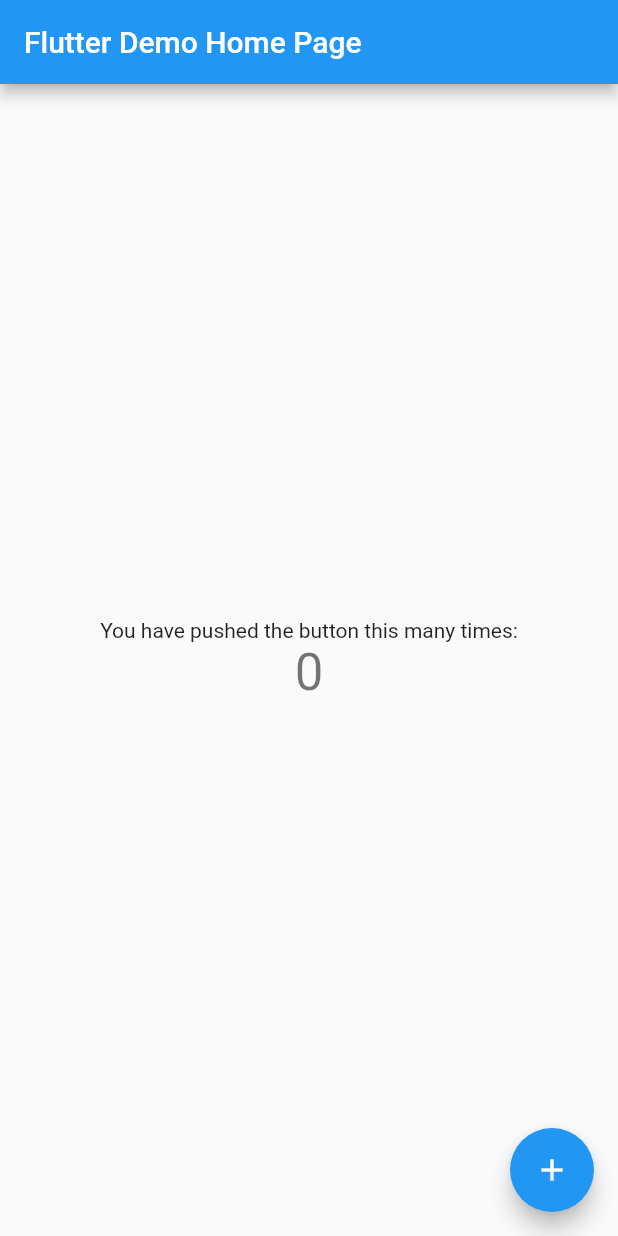
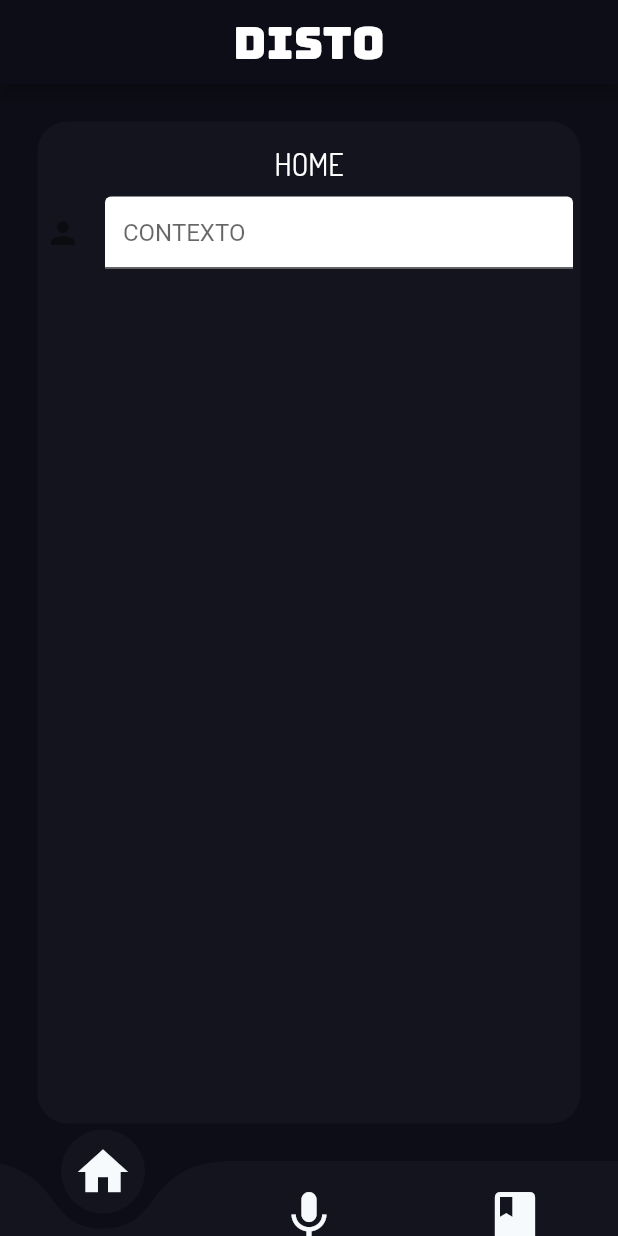
Before and after one commit to mromoc1/DISTO_mobile, a Flutter app: the screen it shows after launch, on a phone screen of 412 x 824 dp. Run offline on Flutter 3.47's test engine with Material 2 defaults, Android fonts, the phone set to English and light mode, and no system bars; drawn by our look-alikes of curved_navigation_bar.

Commit message:
Desarrollo GUI

```diff
--- a/lib/main.dart
+++ b/lib/main.dart
@@ -1,115 +1,91 @@
+// ignore_for_file: camel_case_types
+
 import 'package:flutter/material.dart';
+import 'package:curved_navigation_bar/curved_navigation_bar.dart';
 
-void main() {
-  runApp(const MyApp());
-}
+import 'views/book_page.dart';
+import 'views/home_page.dart';
+import 'views/prediction_page.dart';
 
-class MyApp extends StatelessWidget {
-  const MyApp({Key? key}) : super(key: key);
+void main() => runApp(
+    const rmiApp()); //funcion que no devuelve nada y ejecuta el primer widget de la aplicacion
 
-  // This widget is the root of your application.
+class rmiApp extends StatelessWidget {
+  const rmiApp({Key? key}) : super(key: key);
+
   @override
   Widget build(BuildContext context) {
+    //aca se construye lo que contiene el widget principal
     return MaterialApp(
-      title: 'Flutter Demo',
-      theme: ThemeData(
-        // This is the theme of your application.
-        //
-        // Try running your application with "flutter run". You'll see the
-        // application has a blue toolbar. Then, without quitting the app, try
-        // changing the primarySwatch below to Colors.green and then invoke
-        // "hot reload" (press "r" in the console where you ran "flutter run",
-        // or simply save your changes to "hot reload" in a Flutter IDE).
-        // Notice that the counter didn't reset back to zero; the application
-        // is not restarted.
-        primarySwatch: Colors.blue,
-      ),
-      home: const MyHomePage(title: 'Flutter Demo Home Page'),
+      //material define un patron de diseno de google
+      title: "clienteRMI",
+      home:
+          Inicio(), //indica cual es el widget que se va a mostrar en la pagina de incio
     );
   }
 }
 
-class MyHomePage extends StatefulWidget {
-  const MyHomePage({Key? key, required this.title}) : super(key: key);
-
-  // This widget is the home page of your application. It is stateful, meaning
-  // that it has a State object (defined below) that contains fields that affect
-  // how it looks.
-
-  // This class is the configuration for the state. It holds the values (in this
-  // case the title) provided by the parent (in this case the App widget) and
-  // used by the build method of the State. Fields in a Widget subclass are
-  // always marked "final".
-
-  final String title;
+class Inicio extends StatefulWidget {
+  Inicio({Key? key}) : super(key: key);
 
   @override
-  State<MyHomePage> createState() => _MyHomePageState();
+  State<Inicio> createState() => _InicioState();
 }
 
-class _MyHomePageState extends State<MyHomePage> {
-  int _counter = 0;
-
-  void _incrementCounter() {
-    setState(() {
-      // This call to setState tells the Flutter framework that something has
-      // changed in this State, which causes it to rerun the build method below
-      // so that the display can reflect the updated values. If we changed
-      // _counter without calling setState(), then the build method would not be
-      // called again, and so nothing would appear to happen.
-      _counter++;
-    });
-  }
+class _InicioState extends State<Inicio> {
+  int _page = 0;
+  final GlobalKey _bottomNavigationKey = GlobalKey();
+  final paginas = [
+    HomePage(),
+    PredictionPage(),
+    BookPage(),
+  ];
 
   @override
   Widget build(BuildContext context) {
-    // This method is rerun every time setState is called, for instance as done
-    // by the _incrementCounter method above.
-    //
-    // The Flutter framework has been optimized to make rerunning build methods
-    // fast, so that you can just rebuild anything that needs updating rather
-    // than having to individually change instances of widgets.
     return Scaffold(
       appBar: AppBar(
-        // Here we take the value from the MyHomePage object that was created by
-        // the App.build method, and use it to set our appbar title.
-        title: Text(widget.title),
-      ),
-      body: Center(
-        // Center is a layout widget. It takes a single child and positions it
-        // in the middle of the parent.
-        child: Column(
-          // Column is also a layout widget. It takes a list of children and
-          // arranges them vertically. By default, it sizes itself to fit its
-          // children horizontally, and tries to be as tall as its parent.
-          //
-          // Invoke "debug painting" (press "p" in the console, choose the
-          // "Toggle Debug Paint" action from the Flutter Inspector in Android
-          // Studio, or the "Toggle Debug Paint" command in Visual Studio Code)
-          // to see the wireframe for each widget.
-          //
-          // Column has various properties to control how it sizes itself and
-          // how it positions its children. Here we use mainAxisAlignment to
-          // center the children vertically; the main axis here is the vertical
-          // axis because Columns are vertical (the cross axis would be
-          // horizontal).
-          mainAxisAlignment: MainAxisAlignment.center,
-          children: <Widget>[
-            const Text(
-              'You have pushed the button this many times:',
-            ),
-            Text(
-              '$_counter',
-              style: Theme.of(context).textTheme.headline4,
-            ),
-          ],
+        backgroundColor: const Color(0xFF0D0D17),
+        title: Center(
+          child: Text(
+            ' DISTO ',
+            style: TextStyle(fontSize: 30, fontFamily: 'Bungee'),
+          ),
         ),
       ),
-      floatingActionButton: FloatingActionButton(
-        onPressed: _incrementCounter,
-        tooltip: 'Increment',
-        child: const Icon(Icons.add),
-      ), // This trailing comma makes auto-formatting nicer for build methods.
+      bottomNavigationBar: CurvedNavigationBar(
+        key: _bottomNavigationKey,
+        index: 0,
+        height: 50.0,
+        items: const <Widget>[
+          Icon(
+            Icons.home,
+            size: 40,
+            color: Color(0xFFF6FAFC),
+          ),
+          Icon(
+            Icons.mic,
+            size: 40,
+            color: Color(0xFFF6FAFC),
+          ),
+          Icon(
+            Icons.book,
+            size: 40,
+            color: Color(0xFFF6FAFC),
+          ),
+        ],
+        color: const Color(0xFF14141E),
+        buttonBackgroundColor: const Color(0xFF14141E),
+        backgroundColor: const Color(0xFF0D0D17),
+        animationCurve: Curves.easeInOut,
+        animationDuration: const Duration(milliseconds: 600),
+        onTap: (index) {
+          setState(() {
+            _page = index;
+          });
+        },
+      ),
+      body: paginas[_page],
     );
   }
 }
--- /dev/null
+++ b/lib/views/home_page.dart
@@ -0,0 +1,39 @@
+// ignore_for_file: use_key_in_widget_constructors
+
+import 'package:flutter/material.dart';
+
+class HomePage extends StatelessWidget {
+  @override
+  Widget build(BuildContext context) => Scaffold(
+      backgroundColor: const Color(0xFF0D0D17),
+      body: Center(
+        child: Container(
+            alignment: Alignment.topCenter,
+            padding: const EdgeInsets.all(5),
+            margin: const EdgeInsets.all(25),
+            decoration: BoxDecoration(
+                color: const Color(0xFF14141E),
+                borderRadius: BorderRadius.circular(20)),
+            child: Column(
+              children: <Widget>[
+                const SizedBox(height: 10),
+                const Text(
+                  'HOME',
+                  style: TextStyle(
+                      fontSize: 20, color: Colors.white, fontFamily: 'Dosis'),
+                ),
+                const SizedBox(height: 10),
+                TextFormField(
+                  textCapitalization: TextCapitalization.words,
+                  decoration: InputDecoration(
+                    border: UnderlineInputBorder(),
+                    filled: true,
+                    icon: Icon(Icons.person),
+                    hintText: 'CONTEXTO',
+                    fillColor: Colors.white,
+                  ),
+                ),
+              ],
+            )),
+      ));
+}
```
Also changed, not shown: lib/views/book_page.dart (added, +20 -0 lines), lib/views/prediction_page.dart (added, +20 -0 lines), pubspec.yaml (+12 -4 lines), fonts/Bungee-Regular.ttf (added), fonts/Dosis-Bold.ttf (added), fonts/Dosis-ExtraBold.ttf (added), fonts/Dosis-ExtraLight.ttf (added), fonts/Dosis-Light.ttf (added), fonts/Dosis-Medium.ttf (added), fonts/Dosis-Regular.ttf (added), fonts/Dosis-SemiBold.ttf (added), fonts/Dosis-VariableFont_wght.ttf (added), fonts/Monoton-Regular.ttf (added), pubspec.lock, 2 other files.
